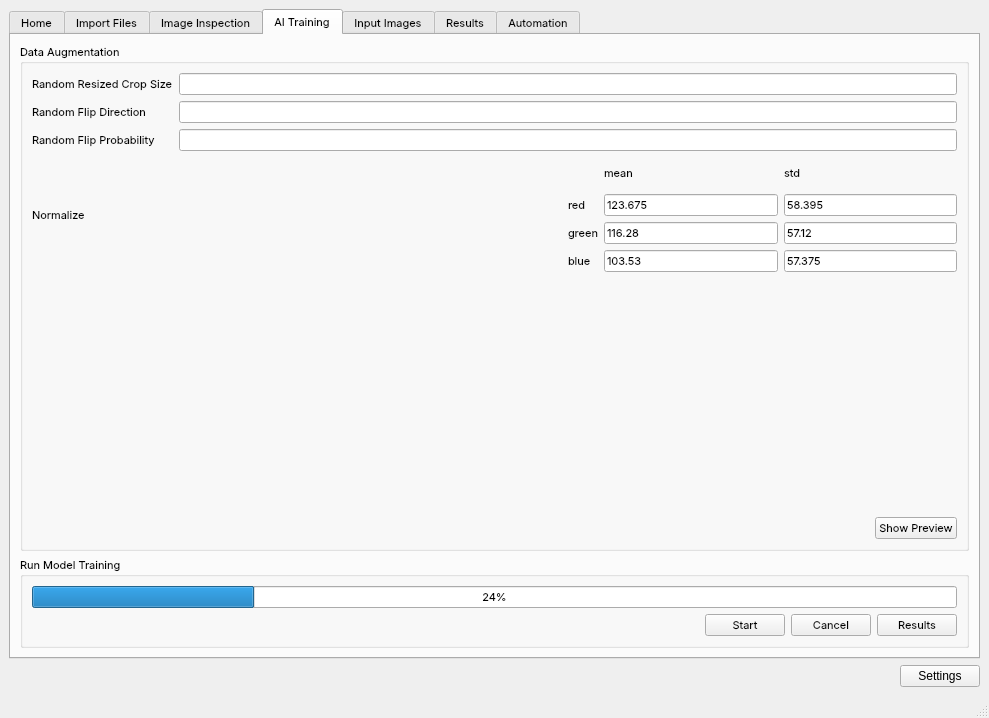
First picture: the form in mainwindow.ui, repository Joensw/RCAIT, before the edit.
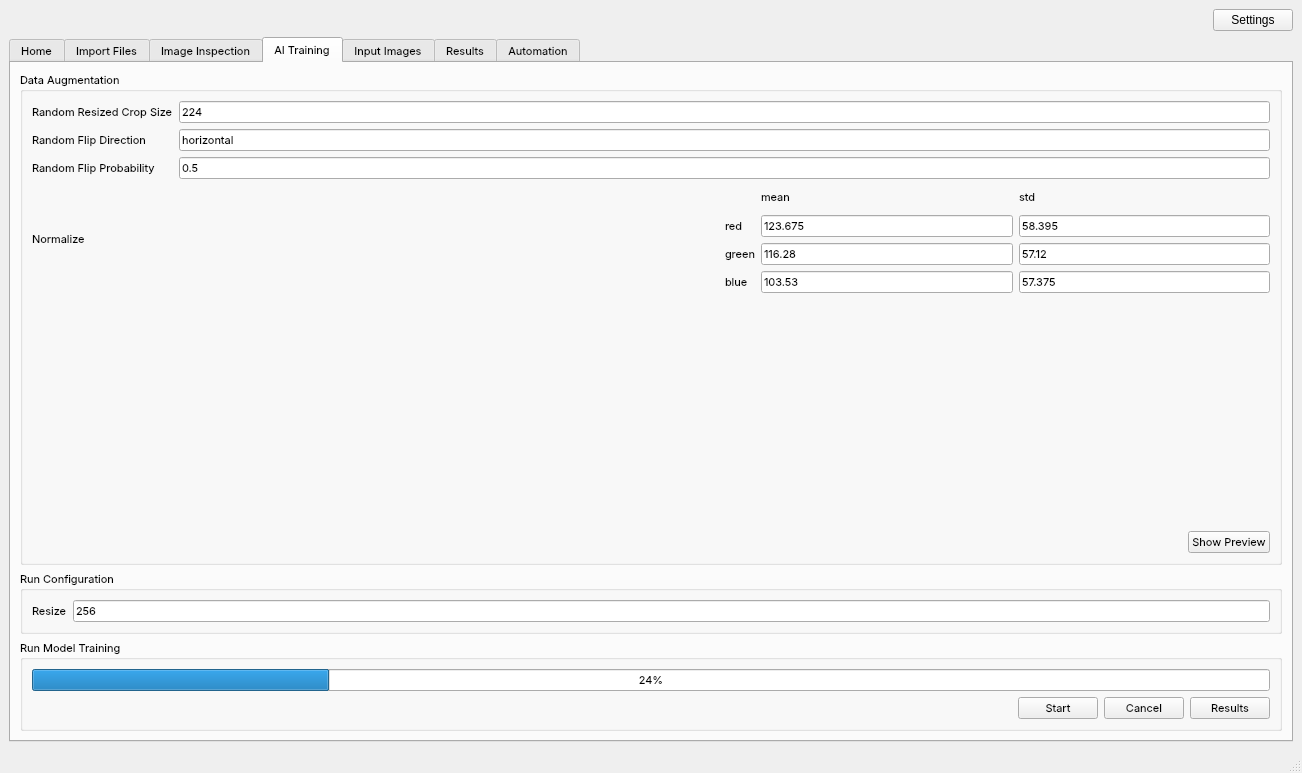
Second picture: the form after the edit. The open tabs and pages were chosen to show the change. Icons and pictures are not drawn. Custom widgets are drawn as their Qt base class.

What changed in the file:
```diff
--- a/mainwindow.ui
+++ b/mainwindow.ui
@@ -6,8 +6,8 @@
    <rect>
     <x>0</x>
     <y>0</y>
-    <width>989</width>
-    <height>718</height>
+    <width>1302</width>
+    <height>773</height>
    </rect>
   </property>
   <property name="minimumSize">
@@ -31,7 +31,35 @@
   </property>
   <widget class="QWidget" name="centralwidget">
    <layout class="QGridLayout" name="gridLayout">
-    <item row="0" column="0">
+    <item row="1" column="0">
+     <layout class="QHBoxLayout" name="horizontalLayout_32">
+      <item>
+       <spacer name="horizontalSpacer_16">
+        <property name="orientation">
+         <enum>Qt::Horizontal</enum>
+        </property>
+        <property name="sizeHint" stdset="0">
+         <size>
+          <width>40</width>
+          <height>20</height>
+         </size>
+        </property>
+       </spacer>
+      </item>
+      <item>
+       <widget class="QPushButton" name="pushButton_14">
+        <property name="text">
+         <string>Settings</string>
+        </property>
+        <property name="icon">
+         <iconset resource="UI_Icons.qrc">
+          <normaloff>:/Resources/TabIcons/Filled/Tab_Settings_Icon.svg</normaloff>:/Resources/TabIcons/Filled/Tab_Settings_Icon.svg</iconset>
+        </property>
+       </widget>
+      </item>
+     </layout>
+    </item>
+    <item row="2" column="0">
      <widget class="CustomTabWidget" name="tabWidget">
       <property name="enabled">
        <bool>true</bool>
@@ -593,64 +621,6 @@
         <string>AI Training</string>
        </attribute>
        <layout class="QGridLayout" name="gridLayout_11">
-        <item row="1" column="0">
-         <widget class="QGroupBox" name="groupBox">
-          <property name="title">
-           <string>Run Model Training</string>
-          </property>
-          <layout class="QGridLayout" name="gridLayout_7">
-           <item row="1" column="0">
-            <layout class="QVBoxLayout" name="verticalLayout">
-             <item>
-              <widget class="QProgressBar" name="progressBar">
-               <property name="value">
-                <number>24</number>
-               </property>
-              </widget>
-             </item>
-             <item>
-              <layout class="QHBoxLayout" name="horizontalLayout">
-               <item>
-                <spacer name="horizontalSpacer_12">
-                 <property name="orientation">
-                  <enum>Qt::Horizontal</enum>
-                 </property>
-                 <property name="sizeHint" stdset="0">
-                  <size>
-                   <width>40</width>
-                   <height>20</height>
-                  </size>
-                 </property>
-                </spacer>
-               </item>
-               <item>
-                <widget class="QPushButton" name="pushButton">
-                 <property name="text">
-                  <string>Start</string>
-                 </property>
-                </widget>
-               </item>
-               <item>
-                <widget class="QPushButton" name="pushButton_3">
-                 <property name="text">
-                  <string>Cancel</string>
-                 </property>
-                </widget>
-               </item>
-               <item>
-                <widget class="QPushButton" name="pushButton_4">
-                 <property name="text">
-                  <string>Results</string>
-                 </property>
-                </widget>
-               </item>
-              </layout>
-             </item>
-            </layout>
-           </item>
-          </layout>
-         </widget>
-        </item>
         <item row="0" column="0">
          <widget class="QGroupBox" name="groupBox_4">
           <property name="title">
@@ -803,13 +773,25 @@
               </widget>
              </item>
              <item row="0" column="2">
-              <widget class="QLineEdit" name="lineEdit_2"/>
+              <widget class="QLineEdit" name="lineEdit_2">
+               <property name="text">
+                <string>224</string>
+               </property>
+              </widget>
              </item>
              <item row="1" column="2">
-              <widget class="QLineEdit" name="lineEdit_3"/>
+              <widget class="QLineEdit" name="lineEdit_3">
+               <property name="text">
+                <string>horizontal</string>
+               </property>
+              </widget>
              </item>
              <item row="2" column="2">
-              <widget class="QLineEdit" name="lineEdit_10"/>
+              <widget class="QLineEdit" name="lineEdit_10">
+               <property name="text">
+                <string>0.5</string>
+               </property>
+              </widget>
              </item>
             </layout>
            </item>
@@ -853,6 +835,91 @@
           </layout>
          </widget>
         </item>
+        <item row="2" column="0">
+         <widget class="QGroupBox" name="groupBox">
+          <property name="title">
+           <string>Run Model Training</string>
+          </property>
+          <layout class="QGridLayout" name="gridLayout_7">
+           <item row="1" column="0">
+            <layout class="QVBoxLayout" name="verticalLayout">
+             <item>
+              <widget class="QProgressBar" name="progressBar">
+               <property name="value">
+                <number>24</number>
+               </property>
+              </widget>
+             </item>
+             <item>
+              <layout class="QHBoxLayout" name="horizontalLayout">
+               <item>
+                <spacer name="horizontalSpacer_12">
+                 <property name="orientation">
+                  <enum>Qt::Horizontal</enum>
+                 </property>
+                 <property name="sizeHint" stdset="0">
+                  <size>
+                   <width>40</width>
+                   <height>20</height>
+                  </size>
+                 </property>
+                </spacer>
+               </item>
+               <item>
+                <widget class="QPushButton" name="pushButton">
+                 <property name="text">
+                  <string>Start</string>
+                 </property>
+                </widget>
+               </item>
+               <item>
+                <widget class="QPushButton" name="pushButton_3">
+                 <property name="text">
+                  <string>Cancel</string>
+                 </property>
+                </widget>
+               </item>
+               <item>
+                <widget class="QPushButton" name="pushButton_4">
+                 <property name="text">
+                  <string>Results</string>
+                 </property>
+                </widget>
+               </item>
+              </layout>
+             </item>
+            </layout>
+           </item>
+          </layout>
+         </widget>
+        </item>
+        <item row="1" column="0">
+         <widget class="QGroupBox" name="groupBox_9">
+          <property name="title">
+           <string>Run Configuration</string>
+          </property>
+          <layout class="QHBoxLayout" name="horizontalLayout_3">
+           <item>
+            <layout class="QGridLayout" name="gridLayout_5">
+             <item row="0" column="0">
+              <widget class="QLabel" name="label_19">
+               <property name="text">
+                <string>Resize</string>
+               </property>
+              </widget>
+             </item>
+             <item row="0" column="1">
+              <widget class="QLineEdit" name="lineEdit_14">
+               <property name="text">
+                <string>256</string>
+               </property>
+              </widget>
+             </item>
+            </layout>
+           </item>
+          </layout>
+         </widget>
+        </item>
        </layout>
       </widget>
       <widget class="QWidget" name="tab_inputimages">
@@ -1759,34 +1826,6 @@
       </widget>
      </widget>
     </item>
-    <item row="2" column="0">
-     <layout class="QHBoxLayout" name="horizontalLayout_32">
-      <item>
-       <spacer name="horizontalSpacer_16">
-        <property name="orientation">
-         <enum>Qt::Horizontal</enum>
-        </property>
-        <property name="sizeHint" stdset="0">
-         <size>
-          <width>40</width>
-          <height>20</height>
-         </size>
-        </property>
-       </spacer>
-      </item>
-      <item>
-       <widget class="QPushButton" name="pushButton_14">
-        <property name="text">
-         <string>Settings</string>
-        </property>
-        <property name="icon">
-         <iconset resource="UI_Icons.qrc">
-          <normaloff>:/Resources/TabIcons/Filled/Tab_Settings_Icon.svg</normaloff>:/Resources/TabIcons/Filled/Tab_Settings_Icon.svg</iconset>
-        </property>
-       </widget>
-      </item>
-     </layout>
-    </item>
    </layout>
   </widget>
   <widget class="QStatusBar" name="statusbar"/>
```
Left out of the diff: 43 changed lines with no effect on the pictures.
